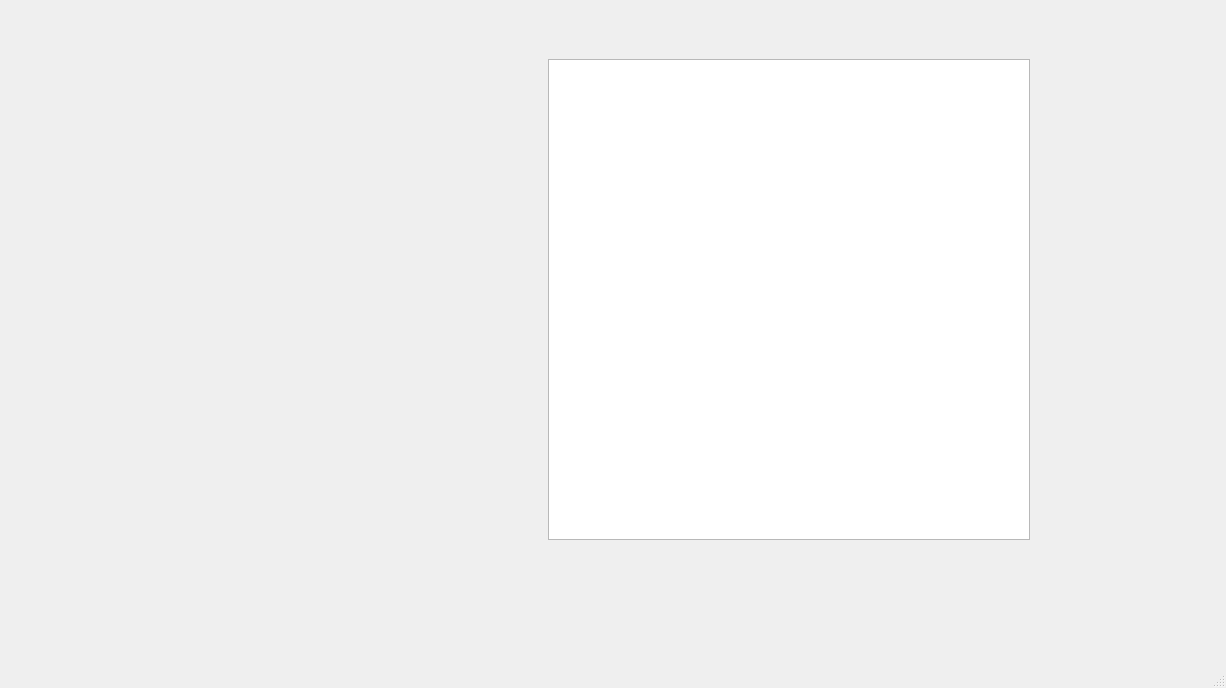
Before: the Qt Designer form ui/mainwindow.ui in willasantos/Projeto-SDMC, drawn with Qt 5.
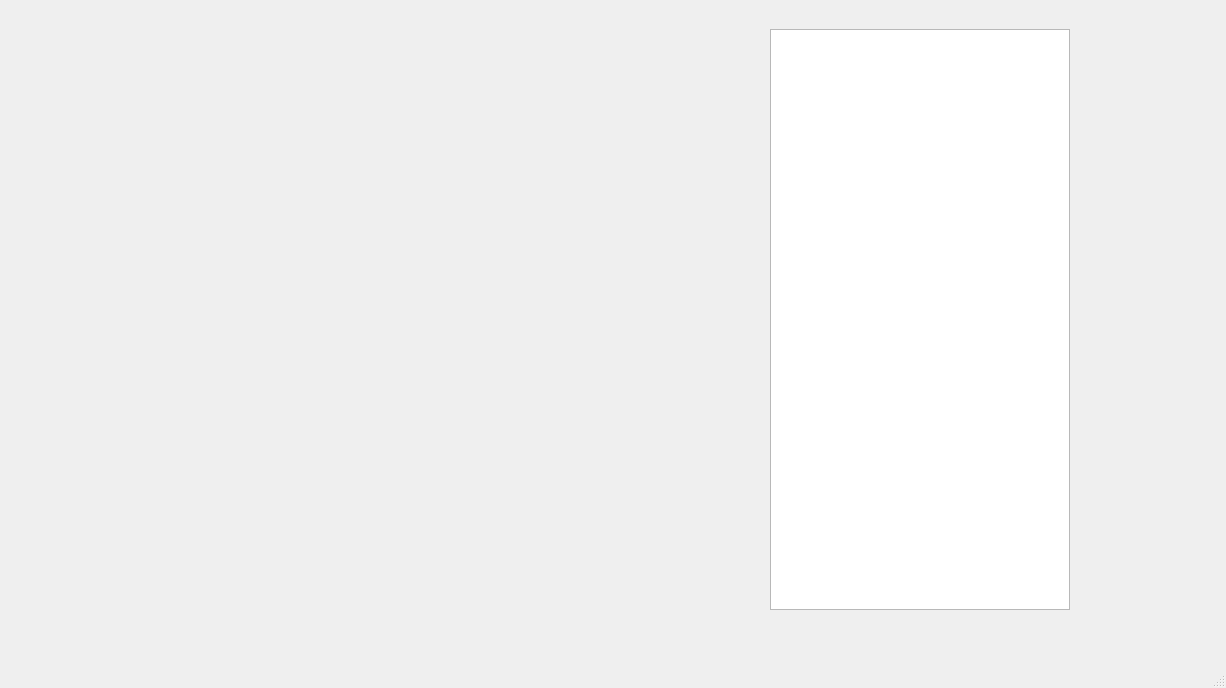
After: the same form once the commit is applied. The open tabs and pages were chosen to show the change.

```diff
--- a/ui/mainwindow.ui
+++ b/ui/mainwindow.ui
@@ -20,7 +20,7 @@
       <x>30</x>
       <y>-30</y>
       <width>1091</width>
-      <height>581</height>
+      <height>661</height>
      </rect>
     </property>
     <widget class="QWidget" name="page_home">
@@ -412,10 +412,10 @@
      <widget class="QWidget" name="horizontalLayoutWidget_3">
       <property name="geometry">
        <rect>
-        <x>29</x>
-        <y>89</y>
-        <width>971</width>
-        <height>481</height>
+        <x>9</x>
+        <y>59</y>
+        <width>1031</width>
+        <height>581</height>
        </rect>
       </property>
       <layout class="QHBoxLayout" name="horizontalLayout_3">
@@ -423,7 +423,14 @@
         <widget class="QStackedWidget" name="stackedWidget_2"/>
        </item>
        <item>
-        <widget class="QListWidget" name="listWidget"/>
+        <widget class="QListWidget" name="listWidget">
+         <property name="maximumSize">
+          <size>
+           <width>300</width>
+           <height>16777215</height>
+          </size>
+         </property>
+        </widget>
        </item>
       </layout>
      </widget>
```
Left out of the diff: 2 changed lines with no effect on the pictures.
